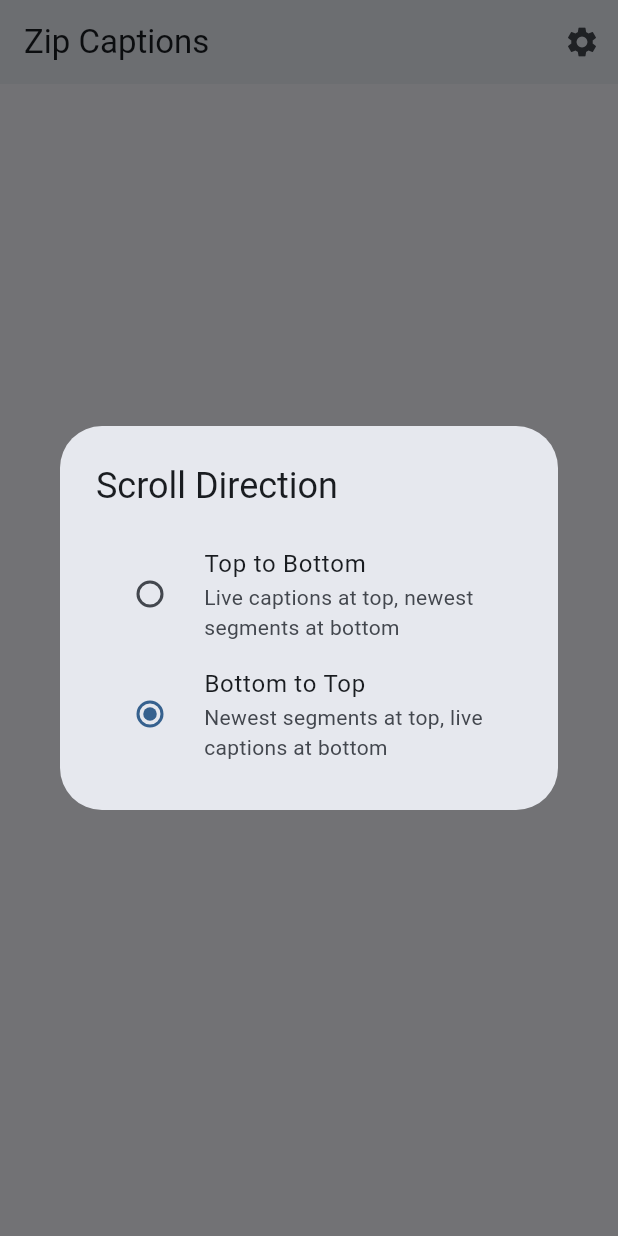
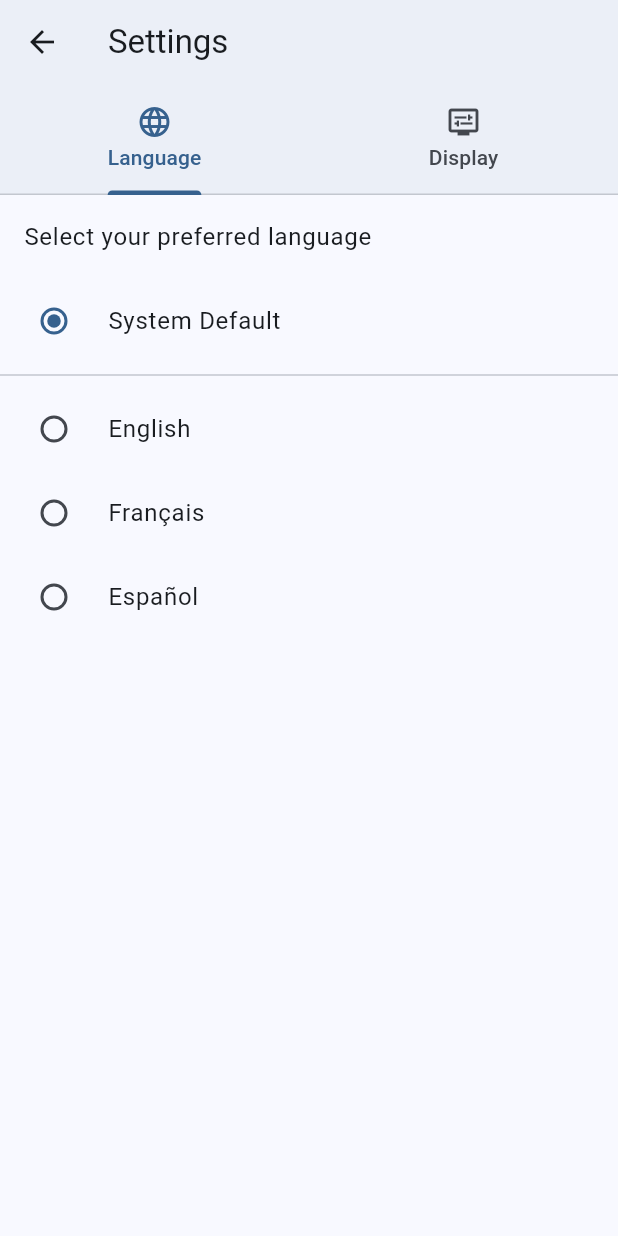
Before and after one commit to Zip-Captions/zip_captions_mobile, a Flutter app: the screen it shows after launch, after a tap on the "mic" icon, after a tap on the "stop" icon, after a tap on the "settings" icon, on a phone screen of 412 x 824 dp. Run offline on Flutter 3.47's test engine with Material 3 defaults, Android fonts, the phone set to English and light mode, and no system bars; our stand-ins replace shared_preferences, speech_to_text.

Commit message:
Localization

```diff
--- a/lib/l10n/app_en.arb
+++ b/lib/l10n/app_en.arb
@@ -1,10 +1,5 @@
 {
   "@@locale": "en",
-
-  "appTitle": "Zip Captions",
-  "@appTitle": {
-    "description": "The title of the application"
-  },
 
   "settings": "Settings",
   "@settings": {
@@ -64,5 +59,25 @@
   "unknownError": "Unknown Error",
   "@unknownError": {
     "description": "Unknown error message"
+  },
+
+  "display": "Display",
+  "@display": {
+    "description": "Display settings tab"
+  },
+
+  "languageSettings": "Language",
+  "@languageSettings": {
+    "description": "Language settings tab"
+  },
+
+  "systemDefault": "System Default",
+  "@systemDefault": {
+    "description": "Option to use system language"
+  },
+
+  "selectLanguage": "Select your preferred language",
+  "@selectLanguage": {
+    "description": "Language selection description"
   }
 }
--- a/lib/l10n/app_es.arb
+++ b/lib/l10n/app_es.arb
@@ -1,7 +1,6 @@
 {
   "@@locale": "es",
 
-  "appTitle": "Zip Subtítulos",
   "settings": "Configuración",
   "stopRecording": "Detener Grabación",
   "language": "Idioma",
@@ -13,5 +12,9 @@
   "error": "Error",
   "ok": "Aceptar",
   "permissionRequired": "Se requiere permiso de micrófono. Por favor, otorga el permiso en la configuración de tu dispositivo.",
-  "unknownError": "Error Desconocido"
+  "unknownError": "Error Desconocido",
+  "display": "Pantalla",
+  "languageSettings": "Idioma",
+  "systemDefault": "Predeterminado del Sistema",
+  "selectLanguage": "Selecciona tu idioma preferido"
 }
--- a/lib/l10n/app_fr.arb
+++ b/lib/l10n/app_fr.arb
@@ -1,7 +1,6 @@
 {
   "@@locale": "fr",
 
-  "appTitle": "Zip Sous-titres",
   "settings": "Paramètres",
   "stopRecording": "Arrêter l'Enregistrement",
   "language": "Langue",
@@ -13,5 +12,9 @@
   "error": "Erreur",
   "ok": "OK",
   "permissionRequired": "L'autorisation du microphone est requise. Veuillez accorder l'autorisation dans les paramètres de votre appareil.",
-  "unknownError": "Erreur Inconnue"
+  "unknownError": "Erreur Inconnue",
+  "display": "Affichage",
+  "languageSettings": "Langue",
+  "systemDefault": "Par Défaut du Système",
+  "selectLanguage": "Sélectionnez votre langue préférée"
 }
--- a/lib/l10n/app_localizations.dart
+++ b/lib/l10n/app_localizations.dart
@@ -100,12 +100,6 @@ abstract class AppLocalizations {
     Locale('fr'),
   ];
 
-  /// The title of the application
-  ///
-  /// In en, this message translates to:
-  /// **'Zip Captions'**
-  String get appTitle;
-
   /// Settings menu item
   ///
   /// In en, this message translates to:
@@ -177,6 +171,30 @@ abstract class AppLocalizations {
   /// In en, this message translates to:
   /// **'Unknown Error'**
   String get unknownError;
+
+  /// Display settings tab
+  ///
+  /// In en, this message translates to:
+  /// **'Display'**
+  String get display;
+
+  /// Language settings tab
+  ///
+  /// In en, this message translates to:
+  /// **'Language'**
+  String get languageSettings;
+
+  /// Option to use system language
+  ///
+  /// In en, this message translates to:
+  /// **'System Default'**
+  String get systemDefault;
+
+  /// Language selection description
+  ///
+  /// In en, this message translates to:
+  /// **'Select your preferred language'**
+  String get selectLanguage;
 }
 
 class _AppLocalizationsDelegate
--- a/lib/l10n/app_localizations_en.dart
+++ b/lib/l10n/app_localizations_en.dart
@@ -7,9 +7,6 @@ import 'app_localizations.dart';
 /// The translations for English (`en`).
 class AppLocalizationsEn extends AppLocalizations {
   AppLocalizationsEn([String locale = 'en']) : super(locale);
-
-  @override
-  String get appTitle => 'Zip Captions';
 
   @override
   String get settings => 'Settings';
@@ -49,4 +46,16 @@ class AppLocalizationsEn extends AppLocalizations {
 
   @override
   String get unknownError => 'Unknown Error';
+
+  @override
+  String get display => 'Display';
+
+  @override
+  String get languageSettings => 'Language';
+
+  @override
+  String get systemDefault => 'System Default';
+
+  @override
+  String get selectLanguage => 'Select your preferred language';
 }
--- a/lib/main.dart
+++ b/lib/main.dart
@@ -4,13 +4,17 @@ import 'package:provider/provider.dart';
 import 'screens/splash_screen.dart';
 import 'theme/app_theme.dart';
 import 'providers/locale_provider.dart';
+import 'providers/settings_provider.dart';
 import 'l10n/app_localizations.dart'; // Generated localization file
 
 void main() {
   runApp(
-    // Wrap app with LocaleProvider so all widgets can access it
-    ChangeNotifierProvider(
-      create: (_) => LocaleProvider(),
+    // MultiProvider allows us to provide multiple providers to the app
+    MultiProvider(
+      providers: [
+        ChangeNotifierProvider(create: (_) => LocaleProvider()),
+        ChangeNotifierProvider(create: (_) => SettingsProvider()),
+      ],
       child: const ZipCaptionsApp(),
     ),
   );
--- /dev/null
+++ b/lib/providers/settings_provider.dart
@@ -0,0 +1,46 @@
+import 'package:flutter/material.dart';
+import 'package:shared_preferences/shared_preferences.dart';
+
+/// Scroll direction options for caption display
+enum ScrollDirection { topToBottom, bottomToTop }
+
+/// Manages app settings/preferences
+///
+/// Currently manages:
+/// - Scroll direction
+/// - Recognition engine (placeholder for future)
+///
+/// Settings are persisted using SharedPreferences
+class SettingsProvider extends ChangeNotifier {
+  ScrollDirection _scrollDirection = ScrollDirection.bottomToTop;
+
+  static const String _scrollDirectionKey = 'scroll_direction';
+
+  ScrollDirection get scrollDirection => _scrollDirection;
+
+  SettingsProvider() {
+    _loadSettings();
+  }
+
+  /// Load saved settings from storage
+  Future<void> _loadSettings() async {
+    final prefs = await SharedPreferences.getInstance();
+
+    final scrollDirectionIndex = prefs.getInt(_scrollDirectionKey);
+    if (scrollDirectionIndex != null) {
+      _scrollDirection = ScrollDirection.values[scrollDirectionIndex];
+      notifyListeners();
+    }
+  }
+
+  /// Update scroll direction preference
+  Future<void> setScrollDirection(ScrollDirection direction) async {
+    if (_scrollDirection == direction) return;
+
+    _scrollDirection = direction;
+    notifyListeners(); // Rebuilds widgets listening to this provider
+
+    final prefs = await SharedPreferences.getInstance();
+    await prefs.setInt(_scrollDirectionKey, direction.index);
+  }
+}
--- a/lib/screens/home_screen.dart
+++ b/lib/screens/home_screen.dart
@@ -3,8 +3,10 @@ import '../widgets/recording/live_caption_display.dart';
 import '../widgets/recording/finalized_segments_list.dart';
 import '../services/speech/speech_recognition_service.dart';
 import '../services/speech/speech_service_manager.dart';
-
-enum ScrollDirection { topToBottom, bottomToTop }
+import 'package:provider/provider.dart';
+import '../l10n/app_localizations.dart';
+import '../providers/settings_provider.dart';
+import 'settings_screen.dart';
 
 class HomeScreen extends StatefulWidget {
   const HomeScreen({super.key});
@@ -17,7 +19,6 @@ class _HomeScreenState extends State<HomeScreen> {
   bool _isRecording = false;
   String _liveText = '';
   List<String> _finalizedSegments = [];
-  ScrollDirection _scrollDirection = ScrollDirection.bottomToTop;
   RecognitionEngine _selectedEngine = RecognitionEngine.platform;
   SpeechRecognitionService? _speechService;
 
@@ -89,72 +90,36 @@ class _HomeScreenState extends State<HomeScreen> {
         if (mounted) {
           showDialog(
             context: context,
-            builder: (context) => AlertDialog(
-              title: const Text('Error'),
-              content: Text(errorMessage ?? 'Unknown Error'),
-              actions: [
-                TextButton(
-                  onPressed: () => Navigator.of(context).pop(),
-                  child: const Text('OK'),
-                ),
-              ],
-            ),
+            builder: (dialogContext) {
+              final l10n = AppLocalizations.of(context)!;
+              return AlertDialog(
+                title: Text(l10n.error),
+                content: Text(errorMessage ?? l10n.unknownError),
+                actions: [
+                  TextButton(
+                    onPressed: () => Navigator.of(dialogContext).pop(),
+                    child: Text(l10n.ok),
+                  ),
+                ],
+              );
+            },
           );
         }
       }
     }
   }
 
-  void _showScrollDirectionDialog() {
-    showDialog(
-      context: context,
-      builder: (BuildContext context) {
-        return AlertDialog(
-          title: const Text('Scroll Direction'),
-          content: Column(
-            mainAxisSize: MainAxisSize.min,
-            children: [
-              RadioListTile<ScrollDirection>(
-                title: const Text('Top to Bottom'),
-                subtitle: const Text(
-                  'Live captions at top, newest segments at bottom',
-                ),
-                value: ScrollDirection.topToBottom,
-                groupValue: _scrollDirection,
-                onChanged: (ScrollDirection? value) {
-                  if (value != null) {
-                    setState(() {
-                      _scrollDirection = value;
-                    });
-                    Navigator.of(context).pop();
-                  }
-                },
-              ),
-              RadioListTile<ScrollDirection>(
-                title: const Text('Bottom to Top'),
-                subtitle: const Text(
-                  'Newest segments at top, live captions at bottom',
-                ),
-                value: ScrollDirection.bottomToTop,
-                groupValue: _scrollDirection,
-                onChanged: (ScrollDirection? value) {
-                  if (value != null) {
-                    setState(() {
-                      _scrollDirection = value;
-                    });
-                    Navigator.of(context).pop();
-                  }
-                },
-              ),
-            ],
-          ),
-        );
-      },
+  void _navigateToSettings() {
+    Navigator.push(
+      context,
+      MaterialPageRoute(builder: (context) => const SettingsScreen()),
     );
   }
 
   @override
   Widget build(BuildContext context) {
+    final l10n = AppLocalizations.of(context)!;
+
     return Scaffold(
       appBar: AppBar(
         title: const Text('Zip Captions'),
@@ -163,17 +128,17 @@ class _HomeScreenState extends State<HomeScreen> {
             IconButton(
               icon: const Icon(Icons.stop),
               onPressed: _toggleRecording,
-              tooltip: 'Stop Recording',
+              tooltip: l10n.stopRecording,
               color: Colors.red,
             ),
           IconButton(
             icon: const Icon(Icons.settings),
-            onPressed: _showScrollDirectionDialog,
-            tooltip: 'Settings',
+            onPressed: _navigateToSettings,
+            tooltip: l10n.settings,
           ),
         ],
       ),
-      body: _isRecording ? _buildRecordingView() : _buildIdleView(),
+      body: _isRecording ? _buildRecordingView(context) : _buildIdleView(),
     );
   }
 
@@ -186,18 +151,22 @@ class _HomeScreenState extends State<HomeScreen> {
     );
   }
 
-  Widget _buildRecordingView() {
+  Widget _buildRecordingView(BuildContext context) {
+    final settingsProvider = Provider.of<SettingsProvider>(context);
     // Get segments in the right order based on scroll direction
-    final displaySegments = _scrollDirection == ScrollDirection.topToBottom
+    final displaySegments =
+        settingsProvider.scrollDirection == ScrollDirection.topToBottom
         ? _finalizedSegments.reversed.toList()
         : _finalizedSegments;
 
     return Column(
-      mainAxisAlignment: _scrollDirection == ScrollDirection.bottomToTop
+      mainAxisAlignment:
+          settingsProvider.scrollDirection == ScrollDirection.bottomToTop
           ? MainAxisAlignment.end
           : MainAxisAlignment.start,
       children: [
-        if (_scrollDirection == ScrollDirection.topToBottom) ...[
+        if (settingsProvider.scrollDirection ==
+            ScrollDirection.topToBottom) ...[
           LiveCaptionDisplay(text: _liveText),
           FinalizedSegmentsList(segments: displaySegments, reverseOrder: false),
         ] else ...[
--- /dev/null
+++ b/lib/screens/settings_screen.dart
@@ -0,0 +1,47 @@
+import 'package:flutter/material.dart';
+import '../l10n/app_localizations.dart';
+import '../widgets/settings/language_settings_tab.dart';
+import '../widgets/settings/display_settings_tab.dart';
+
+/// Main settings screen with tabbed navigation
+///
+/// This screen uses TabBar for organizing settings into categories.
+/// Currently has 2 tabs, designed to scale to 4+ tabs as features are added.
+class SettingsScreen extends StatelessWidget {
+  const SettingsScreen({super.key});
+
+  @override
+  Widget build(BuildContext context) {
+    final l10n = AppLocalizations.of(context)!;
+
+    // Define tab configuration once - prevents length mismatch bugs
+    final tabs = [
+      Tab(icon: const Icon(Icons.language), text: l10n.languageSettings),
+      Tab(icon: const Icon(Icons.display_settings), text: l10n.display),
+      // Future tabs will go here:
+      // Tab(icon: const Icon(Icons.mic), text: "Audio"),
+      // Tab(icon: const Icon(Icons.info), text: "About"),
+    ];
+
+    // Define tab content - must match tabs list order
+    const tabViews = [
+      LanguageSettingsTab(),
+      DisplaySettingsTab(),
+      // Future tab content will go here
+    ];
+
+    // DefaultTabController manages tab state automatically
+    return DefaultTabController(
+      length: tabs.length, // Computed from tabs list - always stays in sync!
+      child: Scaffold(
+        appBar: AppBar(
+          title: Text(l10n.settings),
+          // TabBar goes in the bottom of the AppBar
+          bottom: TabBar(tabs: tabs),
+        ),
+        // TabBarView displays the content for each tab
+        body: TabBarView(children: tabViews),
+      ),
+    );
+  }
+}
--- /dev/null
+++ b/lib/widgets/settings/language_settings_tab.dart
@@ -0,0 +1,75 @@
+import 'package:flutter/material.dart';
+import 'package:provider/provider.dart';
+import '../../l10n/app_localizations.dart';
+import '../../providers/locale_provider.dart';
+
+/// Language selection tab in settings
+///
+/// Allows users to:
+/// - Use system language (default)
+/// - Override with a specific language
+///
+/// Uses Provider to access and update the LocaleProvider
+class LanguageSettingsTab extends StatelessWidget {
+  const LanguageSettingsTab({super.key});
+
+  @override
+  Widget build(BuildContext context) {
+    final l10n = AppLocalizations.of(context)!;
+
+    // Access the LocaleProvider to read/update language
+    final localeProvider = Provider.of<LocaleProvider>(context);
+
+    // Get the current locale (null = system default)
+    final currentLocale = localeProvider.locale;
+
+    return ListView(
+      children: [
+        // Instruction text
+        Padding(
+          padding: const EdgeInsets.all(16.0),
+          child: Text(
+            l10n.selectLanguage,
+            style: Theme.of(context).textTheme.bodyLarge,
+          ),
+        ),
+
+        // RadioGroup manages the selected value and handles changes
+        RadioGroup<String?>(
+          groupValue: currentLocale?.languageCode,
+          onChanged: (String? value) {
+            // Convert language code back to Locale
+            if (value == null) {
+              localeProvider.setLocale(null); // System default
+            } else {
+              localeProvider.setLocale(Locale(value));
+            }
+          },
+          child: Column(
+            children: [
+              // System Default option
+              RadioListTile<String?>(
+                value: null,
+                title: Text(l10n.systemDefault),
+              ),
+
+              const Divider(),
+
+              // English option
+              RadioListTile<String?>(value: 'en', title: const Text('English')),
+
+              // French option
+              RadioListTile<String?>(
+                value: 'fr',
+                title: const Text('Français'),
+              ),
+
+              // Spanish option
+              RadioListTile<String?>(value: 'es', title: const Text('Español')),
+            ],
+          ),
+        ),
+      ],
+    );
+  }
+}
```
Also changed, not shown: lib/l10n/app_localizations_es.dart (+12 -3 lines), lib/l10n/app_localizations_fr.dart (+12 -3 lines), lib/widgets/settings/display_settings_tab.dart (added, +63 -0 lines).
